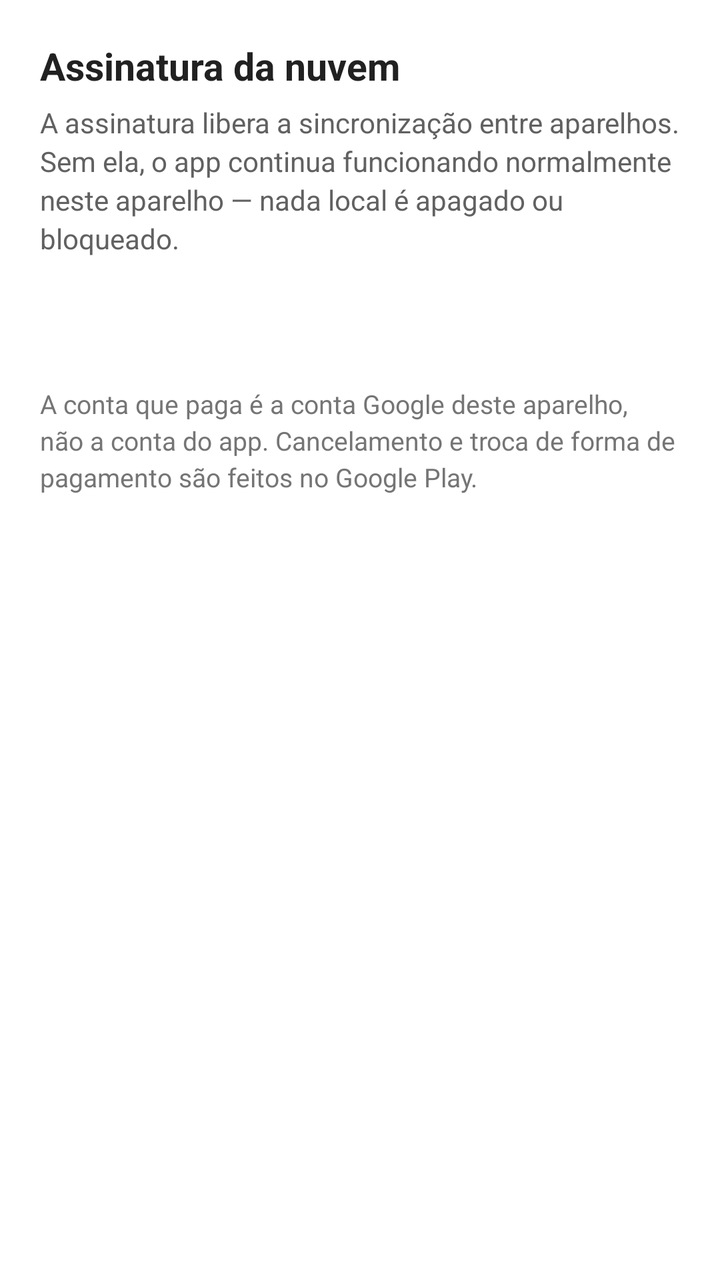
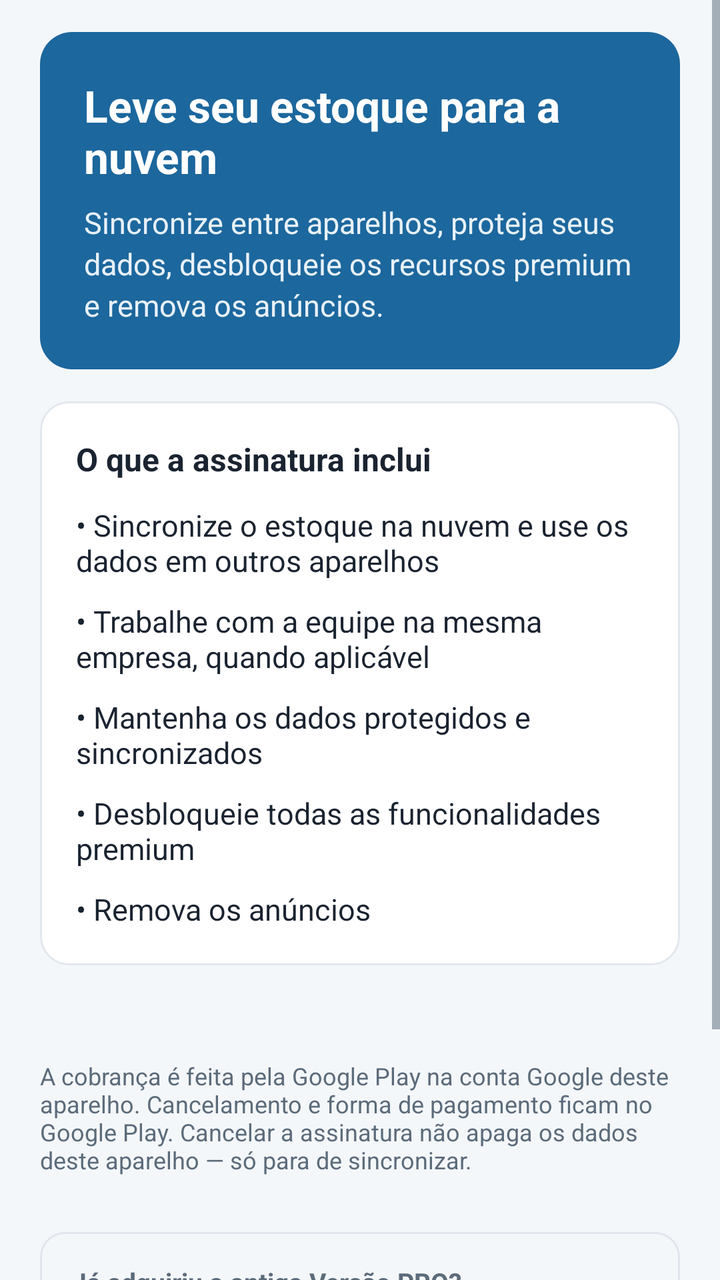

Two renders of the same Android screen: before a commit and after it. Below are the layout's source before the change and the commit's diff.
<!-- AndroidManifest.xml: application theme CustomActionBarTheme -->
<!-- res/layout/activity_subscription.xml -->
<?xml version="1.0" encoding="utf-8"?>
<ScrollView xmlns:android="http://schemas.android.com/apk/res/android"
    android:layout_width="match_parent"
    android:layout_height="match_parent"
    android:fitsSystemWindows="true"
    android:background="#FFFFFF">

    <LinearLayout
        android:layout_width="match_parent"
        android:layout_height="wrap_content"
        android:orientation="vertical"
        android:padding="20dp">

        <TextView
            android:layout_width="match_parent"
            android:layout_height="wrap_content"
            android:text="Assinatura da nuvem"
            android:textSize="19sp"
            android:textStyle="bold"
            android:textColor="#212121" />

        <TextView
            android:layout_width="match_parent"
            android:layout_height="wrap_content"
            android:layout_marginTop="6dp"
            android:textSize="14sp"
            android:textColor="#616161"
            android:lineSpacingExtra="3dp"
            android:text="A assinatura libera a sincronização entre aparelhos. Sem ela, o app continua funcionando normalmente neste aparelho — nada local é apagado ou bloqueado." />

        <TextView
            android:id="@+id/subscriptionState"
            android:layout_width="match_parent"
            android:layout_height="wrap_content"
            android:layout_marginTop="20dp"
            android:textSize="15sp"
            android:textColor="#212121"
            android:lineSpacingExtra="3dp" />

        <TextView
            android:id="@+id/subscriptionPrice"
            android:layout_width="match_parent"
            android:layout_height="wrap_content"
            android:layout_marginTop="12dp"
            android:textSize="16sp"
            android:textStyle="bold"
            android:textColor="#212121"
            android:visibility="gone" />

        <TextView
            android:id="@+id/subscriptionNotice"
            android:layout_width="match_parent"
            android:layout_height="wrap_content"
            android:layout_marginTop="12dp"
            android:textSize="14sp"
            android:textColor="#E65100"
            android:lineSpacingExtra="3dp"
            android:visibility="gone" />

        <Button
            android:id="@+id/subscribeButton"
            android:layout_width="match_parent"
            android:layout_height="wrap_content"
            android:layout_marginTop="20dp"
            android:text="Assinar"
            android:visibility="gone" />

        <Button
            android:id="@+id/restoreButton"
            android:layout_width="match_parent"
            android:layout_height="wrap_content"
            android:layout_marginTop="8dp"
            android:text="Restaurar compra"
            android:visibility="gone" />

        <Button
            android:id="@+id/manageButton"
            android:layout_width="match_parent"
            android:layout_height="wrap_content"
            android:layout_marginTop="8dp"
            android:text="Gerenciar no Google Play"
            android:visibility="gone" />

        <Button
            android:id="@+id/goAccountButton"
            android:layout_width="match_parent"
            android:layout_height="wrap_content"
            android:layout_marginTop="8dp"
            android:text="Abrir conta e sincronização"
            android:visibility="gone" />

        <ProgressBar
            android:id="@+id/progress"
            android:layout_width="wrap_content"
            android:layout_height="wrap_content"
            android:layout_gravity="center_horizontal"
            android:layout_marginTop="24dp"
            android:visibility="gone" />

        <TextView
            android:id="@+id/messageView"
            android:layout_width="match_parent"
            android:layout_height="wrap_content"
            android:layout_marginTop="16dp"
            android:textSize="14sp"
            android:textColor="#C62828"
            android:lineSpacingExtra="3dp"
            android:visibility="gone" />

        <TextView
            android:layout_width="match_parent"
            android:layout_height="wrap_content"
            android:layout_marginTop="24dp"
            android:textSize="13sp"
            android:textColor="#757575"
            android:lineSpacingExtra="3dp"
            android:text="A conta que paga é a conta Google deste aparelho, não a conta do app. Cancelamento e troca de forma de pagamento são feitos no Google Play." />

    </LinearLayout>

</ScrollView>
<!-- resources referenced by this layout -->
<resources>
  <style name="CustomActionBarTheme" parent="@style/Theme.AppCompat.Light.DarkActionBar">
          <item name="android:actionBarStyle">@style/MyActionBar</item>
          <item name="actionBarStyle">@style/MyActionBar</item>
          <item name="colorPrimary">@color/colorPrimary</item>
          <item name="colorPrimaryDark">@color/colorPrimaryDark</item>
          <item name="colorAccent">@color/colorAccent</item>
          
          <item name="android:statusBarColor">@color/system_bar</item>
          <item name="android:navigationBarColor">@color/system_bar</item>
          <item name="android:windowLightStatusBar">false</item>
          <item name="android:windowLightNavigationBar">false</item>
      </style>
  <color name="colorPrimary">#3F51B5</color>
  <color name="colorPrimaryDark">#303F9F</color>
  <color name="colorAccent">#225aa9</color>
  <color name="system_bar">#ff1c679d</color>
  <color name="colorActionBar">#ff1c679d</color>
  <!-- unchanged entries left out for length: 1 -->
</resources>

<!-- the commit's change to res/layout/activity_subscription.xml (unified diff, before → after) -->
@@ -1,92 +1,164 @@
 <?xml version="1.0" encoding="utf-8"?>
 <ScrollView xmlns:android="http://schemas.android.com/apk/res/android"
+    xmlns:tools="http://schemas.android.com/tools"
     android:layout_width="match_parent"
     android:layout_height="match_parent"
     android:fitsSystemWindows="true"
-    android:background="#FFFFFF">
+    android:background="@color/color_surface"
+    android:fillViewport="true">
 
     <LinearLayout
         android:layout_width="match_parent"
         android:layout_height="wrap_content"
         android:orientation="vertical"
-        android:padding="20dp">
-
-        <TextView
-            android:layout_width="match_parent"
-            android:layout_height="wrap_content"
-            android:text="Assinatura da nuvem"
-            android:textSize="19sp"
-            android:textStyle="bold"
-            android:textColor="#212121" />
-
-        <TextView
-            android:layout_width="match_parent"
-            android:layout_height="wrap_content"
-            android:layout_marginTop="6dp"
-            android:textSize="14sp"
-            android:textColor="#616161"
-            android:lineSpacingExtra="3dp"
-            android:text="A assinatura libera a sincronização entre aparelhos. Sem ela, o app continua funcionando normalmente neste aparelho — nada local é apagado ou bloqueado." />
+        android:paddingLeft="@dimen/screen_padding_horizontal"
+        android:paddingRight="@dimen/screen_padding_horizontal"
+        android:paddingTop="@dimen/screen_padding_top"
+        android:paddingBottom="@dimen/screen_padding_bottom">
+
+        <LinearLayout
+            android:layout_width="match_parent"
+            android:layout_height="wrap_content"
+            android:background="@drawable/bg_hero"
+            android:orientation="vertical"
+            android:padding="22dp">
+
+            <TextView
+                android:id="@+id/heroTitle"
+                android:layout_width="match_parent"
+                android:layout_height="wrap_content"
+                android:text="@string/subscription_hero_title"
+                android:textAppearance="@style/TextAppearance.Estoque.Title.OnBrand" />
+
+            <TextView
+                android:id="@+id/heroSubtitle"
+                android:layout_width="match_parent"
+                android:layout_height="wrap_content"
+                android:layout_marginTop="@dimen/field_gap"
+                android:text="@string/subscription_hero_subtitle"
+                android:textColor="@color/color_text_on_brand_muted"
+                android:textSize="15sp"
+                android:lineSpacingExtra="3dp" />
+        </LinearLayout>
+
+        <LinearLayout
+            android:layout_width="match_parent"
+            android:layout_height="wrap_content"
+            android:layout_marginTop="@dimen/section_gap"
+            android:background="@drawable/bg_surface"
+            android:orientation="vertical"
+            android:padding="@dimen/group_padding">
+
+            <TextView
+                android:layout_width="match_parent"
+                android:layout_height="wrap_content"
+                android:text="@string/subscription_benefits_title"
+                android:textAppearance="@style/TextAppearance.Estoque.Section"
+                android:layout_marginBottom="12dp" />
+
+            <TextView
+                android:layout_width="match_parent"
+                android:layout_height="wrap_content"
+                android:text="@string/subscription_benefit_sync"
+                android:textAppearance="@style/TextAppearance.Estoque.Body"
+                android:layout_marginBottom="@dimen/row_gap"
+                tools:ignore="UseCompatTextViewDrawableXml" />
+
+            <TextView
+                android:layout_width="match_parent"
+                android:layout_height="wrap_content"
+                android:text="@string/subscription_benefit_devices"
+                android:textAppearance="@style/TextAppearance.Estoque.Body"
+                android:layout_marginBottom="@dimen/row_gap" />
+
+            <TextView
+                android:layout_width="match_parent"
+                android:layout_height="wrap_content"
+                android:text="@string/subscription_benefit_backup"
+                android:textAppearance="@style/TextAppearance.Estoque.Body"
+                android:layout_marginBottom="@dimen/row_gap" />
+
+            <TextView
+                android:layout_width="match_parent"
+                android:layout_height="wrap_content"
+                android:text="@string/subscription_benefit_premium"
+                android:textAppearance="@style/TextAppearance.Estoque.Body"
+                android:layout_marginBottom="@dimen/row_gap" />
+
+            <TextView
+                android:layout_width="match_parent"
+                android:layout_height="wrap_content"
+                android:text="@string/subscription_benefit_ads"
+                android:textAppearance="@style/TextAppearance.Estoque.Body" />
+        </LinearLayout>
+
+        <TextView
+            android:id="@+id/subscriptionPrice"
+            android:layout_width="match_parent"
+            android:layout_height="wrap_content"
+            android:layout_marginTop="20dp"
+            android:gravity="center"
+            android:textAppearance="@style/TextAppearance.Estoque.Title"
+            android:visibility="gone" />
 
         <TextView
             android:id="@+id/subscriptionState"
             android:layout_width="match_parent"
             android:layout_height="wrap_content"
-            android:layout_marginTop="20dp"
-            android:textSize="15sp"
-            android:textColor="#212121"
-            android:lineSpacingExtra="3dp" />
-
-        <TextView
-            android:id="@+id/subscriptionPrice"
-            android:layout_width="match_parent"
-            android:layout_height="wrap_content"
-            android:layout_marginTop="12dp"
-            android:textSize="16sp"
-            android:textStyle="bold"
-            android:textColor="#212121"
-            android:visibility="gone" />
+            android:layout_marginTop="@dimen/row_gap"
+            android:textAppearance="@style/TextAppearance.Estoque.Supporting" />
 
         <TextView
             android:id="@+id/subscriptionNotice"
             android:layout_width="match_parent"
             android:layout_height="wrap_content"
-            android:layout_marginTop="12dp"
-            android:textSize="14sp"
-            android:textColor="#E65100"
-            android:lineSpacingExtra="3dp"
+            android:layout_marginTop="@dimen/row_gap"
+            android:textAppearance="@style/TextAppearance.Estoque.Warning"
             android:visibility="gone" />
 
         <Button
             android:id="@+id/subscribeButton"
-            android:layout_width="match_parent"
-            android:layout_height="wrap_content"
-            android:layout_marginTop="20dp"
-            android:text="Assinar"
+            style="@style/Widget.Estoque.Button.Primary"
+            android:layout_width="match_parent"
+            android:layout_height="wrap_content"
+            android:layout_marginTop="@dimen/section_gap"
+            android:text="@string/subscription_cta"
+            android:visibility="gone" />
+
+        <Button
+            android:id="@+id/goAccountButton"
+            style="@style/Widget.Estoque.Button.Primary"
+            android:layout_width="match_parent"
+            android:layout_height="wrap_content"
+            android:layout_marginTop="@dimen/section_gap"
+            android:text="@string/subscription_go_account"
             android:visibility="gone" />
 
         <Button
             android:id="@+id/restoreButton"
-            android:layout_width="match_parent"
-            android:layout_height="wrap_content"
-            android:layout_marginTop="8dp"
-            android:text="Restaurar compra"
+            style="@style/Widget.Estoque.Button.Secondary"
+            android:layout_width="match_parent"
+            android:layout_height="wrap_content"
+            android:layout_marginTop="@dimen/field_gap"
+            android:text="@string/subscription_restore"
             android:visibility="gone" />
 
         <Button
             android:id="@+id/manageButton"
-            android:layout_width="match_parent"
-            android:layout_height="wrap_content"
-            android:layout_marginTop="8dp"
-            android:text="Gerenciar no Google Play"
-            android:visibility="gone" />
-
-        <Button
-            android:id="@+id/goAccountButton"
-            android:layout_width="match_parent"
-            android:layout_height="wrap_content"
-            android:layout_marginTop="8dp"
-            android:text="Abrir conta e sincronização"
+            style="@style/Widget.Estoque.Button.Secondary"
+            android:layout_width="match_parent"
+            android:layout_height="wrap_content"
+            android:layout_marginTop="@dimen/field_gap"
+            android:text="@string/subscription_manage"
+            android:visibility="gone" />
+
+        <Button
+            android:id="@+id/retryButton"
+            style="@style/Widget.Estoque.Button.Secondary"
+            android:layout_width="match_parent"
+            android:layout_height="wrap_content"
+            android:layout_marginTop="@dimen/field_gap"
+            android:text="@string/subscription_retry"
             android:visibility="gone" />
 
         <ProgressBar
@@ -94,28 +166,63 @@
             android:layout_width="wrap_content"
             android:layout_height="wrap_content"
             android:layout_gravity="center_horizontal"
-            android:layout_marginTop="24dp"
+            android:layout_marginTop="@dimen/section_gap"
             android:visibility="gone" />
 
         <TextView
             android:id="@+id/messageView"
             android:layout_width="match_parent"
             android:layout_height="wrap_content"
-            android:layout_marginTop="16dp"
-            android:textSize="14sp"
-            android:textColor="#C62828"
-            android:lineSpacingExtra="3dp"
-            android:visibility="gone" />
-
-        <TextView
-            android:layout_width="match_parent"
-            android:layout_height="wrap_content"
-            android:layout_marginTop="24dp"
-            android:textSize="13sp"
-            android:textColor="#757575"
-            android:lineSpacingExtra="3dp"
-            android:text="A conta que paga é a conta Google deste aparelho, não a conta do app. Cancelamento e troca de forma de pagamento são feitos no Google Play." />
+            android:layout_marginTop="12dp"
+            android:textAppearance="@style/TextAppearance.Estoque.Error"
+            android:visibility="gone" />
+
+        <TextView
+            android:layout_width="match_parent"
+            android:layout_height="wrap_content"
+            android:layout_marginTop="18dp"
+            android:textAppearance="@style/TextAppearance.Estoque.Caption"
+            android:text="@string/subscription_legal" />
+
+        <LinearLayout
+            android:id="@+id/legacyProSection"
+            android:layout_width="match_parent"
+            android:layout_height="wrap_content"
+            android:layout_marginTop="28dp"
+            android:background="@drawable/bg_surface_muted"
+            android:orientation="vertical"
+            android:padding="@dimen/group_padding_compact">
+
+            <TextView
+                android:id="@+id/legacyProTitle"
+                android:layout_width="match_parent"
+                android:layout_height="wrap_content"
+                android:text="@string/subscription_legacy_title"
+                android:textAppearance="@style/TextAppearance.Estoque.Label"
+                android:textColor="@color/color_text_muted" />
+
+            <TextView
+                android:id="@+id/legacyProMessage"
+                android:layout_width="match_parent"
+                android:layout_height="wrap_content"
+                android:layout_marginTop="6dp"
+                android:text="@string/subscription_legacy_body"
+                android:textAppearance="@style/TextAppearance.Estoque.Caption" />
+
+            <TextView
+                android:id="@+id/restoreLegacyProButton"
+                android:layout_width="wrap_content"
+                android:layout_height="wrap_content"
+                android:layout_marginTop="@dimen/field_gap"
+                android:background="?attr/selectableItemBackground"
+                android:clickable="true"
+                android:focusable="true"
+                android:paddingTop="6dp"
+                android:paddingBottom="6dp"
+                android:text="@string/subscription_legacy_restore"
+                android:textColor="@color/color_brand"
+                android:textSize="13sp" />
+        </LinearLayout>
 
     </LinearLayout>
-
 </ScrollView>
<!-- resource entries referenced after the edit -->
@@ -1,22 +1,260 @@
 <!-- resources referenced by this layout -->
 <resources>
-  <style name="CustomActionBarTheme" parent="@style/Theme.AppCompat.Light.DarkActionBar">
+  <color name="color_brand">#1C679D</color>
+  <color name="color_surface">#F4F7FA</color>
+  <color name="color_text_muted">#5C6B7A</color>
+  <color name="color_text_on_brand_muted">#E8F1F8</color>
+  <dimen name="field_gap">8dp</dimen>
+  <dimen name="group_padding">18dp</dimen>
+  <dimen name="group_padding_compact">16dp</dimen>
+  <dimen name="row_gap">10dp</dimen>
+  <dimen name="screen_padding_bottom">28dp</dimen>
+  <dimen name="screen_padding_horizontal">20dp</dimen>
+  <dimen name="screen_padding_top">16dp</dimen>
+  <dimen name="section_gap">16dp</dimen>
+  <!-- drawable bg_hero (drawable) -->
+  <?xml version="1.0" encoding="utf-8"?>
+  <shape xmlns:android="http://schemas.android.com/apk/res/android"
+      android:shape="rectangle">
+      <solid android:color="@color/color_brand" />
+      <corners android:radius="@dimen/radius_hero" />
+  </shape>
+  <!-- drawable bg_surface (drawable) -->
+  <?xml version="1.0" encoding="utf-8"?>
+  <shape xmlns:android="http://schemas.android.com/apk/res/android"
+      android:shape="rectangle">
+      <solid android:color="@color/color_surface_content" />
+      <corners android:radius="@dimen/radius_surface" />
+      <stroke
+          android:width="@dimen/stroke_width"
+          android:color="@color/color_border" />
+  </shape>
+  <!-- drawable bg_surface_muted (drawable) -->
+  <?xml version="1.0" encoding="utf-8"?>
+  <shape xmlns:android="http://schemas.android.com/apk/res/android"
+      android:shape="rectangle">
+      <solid android:color="@color/color_surface" />
+      <corners android:radius="@dimen/radius_muted" />
+      <stroke
+          android:width="@dimen/stroke_width"
+          android:color="@color/color_border_muted" />
+  </shape>
+  <string name="subscription_benefit_ads">• Remova os anúncios</string>
+  <string name="subscription_benefit_backup">• Mantenha os dados protegidos e sincronizados</string>
+  <string name="subscription_benefit_devices">• Trabalhe com a equipe na mesma empresa, quando aplicável</string>
+  <string name="subscription_benefit_premium">• Desbloqueie todas as funcionalidades premium</string>
+  <string name="subscription_benefit_sync">• Sincronize o estoque na nuvem e use os dados em outros aparelhos</string>
+  <string name="subscription_benefits_title">O que a assinatura inclui</string>
+  <string name="subscription_cta">Assinar</string>
+  <string name="subscription_go_account">Entrar para assinar</string>
+  <string name="subscription_hero_subtitle">Sincronize entre aparelhos, proteja seus dados, desbloqueie os recursos premium e remova os anúncios.</string>
+  <string name="subscription_hero_title">Leve seu estoque para a nuvem</string>
+  <string name="subscription_legacy_body">Essa compra não está mais à venda. Se você já a fez, recupere-a aqui para manter os recursos premium e a ausência de anúncios. A sincronização em nuvem continua exigindo assinatura.</string>
+  <string name="subscription_legacy_restore">Recuperar compra antiga</string>
+  <string name="subscription_legacy_title">Já adquiriu a antiga Versão PRO?</string>
+  <string name="subscription_legal">A cobrança é feita pela Google Play na conta Google deste aparelho. Cancelamento e forma de pagamento ficam no Google Play. Cancelar a assinatura não apaga os dados deste aparelho — só para de sincronizar.</string>
+  <string name="subscription_manage">Gerenciar no Google Play</string>
+  <string name="subscription_restore">Restaurar assinatura</string>
+  <string name="subscription_retry">Tentar novamente</string>
+  <style name="TextAppearance.Estoque.Body">
+          <item name="android:textSize">15sp</item>
+          <item name="android:textColor">@color/color_text</item>
+          <item name="android:lineSpacingExtra">2dp</item>
+      </style>
+  <style name="TextAppearance.Estoque.Caption">
+          <item name="android:textSize">12sp</item>
+          <item name="android:textColor">@color/color_text_muted</item>
+          <item name="android:lineSpacingExtra">3dp</item>
+      </style>
+  <style name="TextAppearance.Estoque.Error">
+          <item name="android:textSize">14sp</item>
+          <item name="android:textColor">@color/color_error</item>
+          <item name="android:lineSpacingExtra">3dp</item>
+      </style>
+  <style name="TextAppearance.Estoque.Label">
+          <item name="android:textSize">13sp</item>
+          <item name="android:textStyle">bold</item>
+          <item name="android:textColor">@color/color_brand</item>
+      </style>
+  <style name="TextAppearance.Estoque.Section">
+          <item name="android:textSize">16sp</item>
+          <item name="android:textStyle">bold</item>
+          <item name="android:textColor">@color/color_text</item>
+      </style>
+  <style name="TextAppearance.Estoque.Supporting">
+          <item name="android:textSize">14sp</item>
+          <item name="android:textColor">@color/color_text_muted</item>
+          <item name="android:lineSpacingExtra">3dp</item>
+      </style>
+  <style name="TextAppearance.Estoque.Title">
+          <item name="android:textSize">22sp</item>
+          <item name="android:textStyle">bold</item>
+          <item name="android:textColor">@color/color_text</item>
+          <item name="android:lineSpacingExtra">2dp</item>
+      </style>
+  <style name="TextAppearance.Estoque.Title.OnBrand">
+          <item name="android:textSize">22sp</item>
+          <item name="android:textStyle">bold</item>
+          <item name="android:textColor">@color/color_text_on_brand</item>
+          <item name="android:lineSpacingExtra">2dp</item>
+      </style>
+  <style name="TextAppearance.Estoque.Warning">
+          <item name="android:textSize">14sp</item>
+          <item name="android:textColor">@color/color_warning</item>
+          <item name="android:lineSpacingExtra">3dp</item>
+      </style>
+  <style name="Widget.Estoque.Button.Primary" parent="Widget.AppCompat.Button">
+          <item name="android:background">@drawable/bg_button_primary</item>
+          <item name="android:textColor">@color/button_primary_text</item>
+          <item name="android:textAllCaps">false</item>
+          <item name="android:textSize">16sp</item>
+          <item name="android:textStyle">bold</item>
+          <item name="android:paddingTop">@dimen/button_padding_vertical</item>
+          <item name="android:paddingBottom">@dimen/button_padding_vertical</item>
+          <item name="android:minHeight">@dimen/button_min_height</item>
+          <item name="android:stateListAnimator">@null</item>
+          <item name="android:elevation">0dp</item>
+      </style>
+  <style name="Widget.Estoque.Button.Secondary" parent="Widget.AppCompat.Button">
+          <item name="android:background">@drawable/bg_button_secondary</item>
+          <item name="android:textColor">@color/button_secondary_text</item>
+          <item name="android:textAllCaps">false</item>
+          <item name="android:textSize">15sp</item>
+          <item name="android:paddingTop">@dimen/button_padding_vertical_secondary</item>
+          <item name="android:paddingBottom">@dimen/button_padding_vertical_secondary</item>
+          <item name="android:minHeight">@dimen/button_min_height</item>
+          <item name="android:stateListAnimator">@null</item>
+          <item name="android:elevation">0dp</item>
+      </style>
+  <style name="CustomActionBarTheme" parent="Theme.MaterialComponents.Light.DarkActionBar.Bridge">
           <item name="android:actionBarStyle">@style/MyActionBar</item>
           <item name="actionBarStyle">@style/MyActionBar</item>
           <item name="colorPrimary">@color/colorPrimary</item>
           <item name="colorPrimaryDark">@color/colorPrimaryDark</item>
           <item name="colorAccent">@color/colorAccent</item>
+          <item name="android:windowBackground">@color/color_surface</item>
+          <item name="colorControlActivated">@color/color_brand</item>
+          <item name="colorControlNormal">@color/color_text_muted</item>
+          <item name="android:textColorPrimary">@color/color_text</item>
+          <item name="android:textColorSecondary">@color/color_text_muted</item>
+          <item name="buttonStyle">@style/Widget.Estoque.Button.Primary</item>
+          <item name="android:buttonStyle">@style/Widget.Estoque.Button.Primary</item>
+          <item name="materialButtonStyle">@style/Widget.Estoque.Button.Primary</item>
+          <item name="alertDialogTheme">@style/Theme.Estoque.Dialog</item>
+          <item name="android:alertDialogTheme">@style/Theme.Estoque.Dialog</item>
+          <item name="textInputStyle">@style/Widget.Estoque.TextInputLayout</item>
+          
+          <item name="viewInflaterClass">androidx.appcompat.app.AppCompatViewInflater</item>
           
           <item name="android:statusBarColor">@color/system_bar</item>
           <item name="android:navigationBarColor">@color/system_bar</item>
           <item name="android:windowLightStatusBar">false</item>
           <item name="android:windowLightNavigationBar">false</item>
       </style>
-  <color name="colorPrimary">#3F51B5</color>
-  <color name="colorPrimaryDark">#303F9F</color>
-  <color name="colorAccent">#225aa9</color>
-  <color name="system_bar">#ff1c679d</color>
-  <color name="colorActionBar">#ff1c679d</color>
+  <dimen name="radius_hero">16dp</dimen>
+  <color name="color_surface_content">#FFFFFF</color>
+  <dimen name="radius_surface">14dp</dimen>
+  <dimen name="stroke_width">1dp</dimen>
+  <color name="color_border">#E3E8EE</color>
+  <dimen name="radius_muted">12dp</dimen>
+  <color name="color_border_muted">#E0E6ED</color>
+  <color name="color_text">#1A2330</color>
+  <color name="color_error">#C62828</color>
+  <color name="color_text_on_brand">#FFFFFF</color>
+  <color name="color_warning">#E65100</color>
+  <!-- drawable bg_button_primary (drawable) -->
+  <?xml version="1.0" encoding="utf-8"?>
+  <ripple xmlns:android="http://schemas.android.com/apk/res/android"
+      android:color="@color/color_ripple_on_brand">
+      <item android:id="@android:id/mask">
+          <shape android:shape="rectangle">
+              <solid android:color="@android:color/white" />
+              <corners android:radius="@dimen/radius_button" />
+          </shape>
+      </item>
+      <item>
+          <selector>
+              <item android:state_enabled="false">
+                  <shape android:shape="rectangle">
+                      <solid android:color="@color/color_disabled" />
+                      <corners android:radius="@dimen/radius_button" />
+                  </shape>
+              </item>
+              <item>
+                  <shape android:shape="rectangle">
+                      <solid android:color="@color/color_brand" />
+                      <corners android:radius="@dimen/radius_button" />
+                  </shape>
+              </item>
+          </selector>
+      </item>
+  </ripple>
+  <dimen name="button_padding_vertical">14dp</dimen>
+  <dimen name="button_min_height">48dp</dimen>
+  <!-- drawable bg_button_secondary (drawable) -->
+  <?xml version="1.0" encoding="utf-8"?>
+  <ripple xmlns:android="http://schemas.android.com/apk/res/android"
+      android:color="@color/color_ripple_brand">
+      <item android:id="@android:id/mask">
+          <shape android:shape="rectangle">
+              <solid android:color="@android:color/white" />
+              <corners android:radius="@dimen/radius_button" />
+          </shape>
+      </item>
+      <item>
+          <selector>
+              <item android:state_enabled="false">
+                  <shape android:shape="rectangle">
+                      <solid android:color="@android:color/transparent" />
+                      <corners android:radius="@dimen/radius_button" />
+                      <stroke
+                          android:width="@dimen/stroke_width_button"
+                          android:color="@color/color_disabled" />
+                  </shape>
+              </item>
+              <item>
+                  <shape android:shape="rectangle">
+                      <solid android:color="@android:color/transparent" />
+                      <corners android:radius="@dimen/radius_button" />
+                      <stroke
+                          android:width="@dimen/stroke_width_button"
+                          android:color="@color/color_brand" />
+                  </shape>
+              </item>
+          </selector>
+      </item>
+  </ripple>
+  <dimen name="button_padding_vertical_secondary">12dp</dimen>
+  <color name="colorPrimary">@color/color_brand</color>
+  <color name="colorPrimaryDark">@color/color_brand_dark</color>
+  <color name="colorAccent">@color/color_brand</color>
+  <style name="Theme.Estoque.Dialog" parent="Theme.MaterialComponents.Light.Dialog.Alert.Bridge">
+          <item name="colorAccent">@color/color_brand</item>
+          <item name="colorPrimary">@color/color_brand</item>
+          <item name="android:textColorPrimary">@color/color_text</item>
+          <item name="android:windowBackground">@color/color_surface_content</item>
+          <item name="textInputStyle">@style/Widget.Estoque.TextInputLayout</item>
+          <item name="viewInflaterClass">androidx.appcompat.app.AppCompatViewInflater</item>
+      </style>
+  <style name="Widget.Estoque.TextInputLayout" parent="Widget.MaterialComponents.TextInputLayout.OutlinedBox">
+          <item name="boxStrokeColor">@color/input_stroke</item>
+          <item name="hintTextColor">@color/color_brand</item>
+          <item name="android:textColorHint">@color/color_text_muted</item>
+          <item name="boxCornerRadiusTopStart">@dimen/radius_button</item>
+          <item name="boxCornerRadiusTopEnd">@dimen/radius_button</item>
+          <item name="boxCornerRadiusBottomStart">@dimen/radius_button</item>
+          <item name="boxCornerRadiusBottomEnd">@dimen/radius_button</item>
+          <item name="boxStrokeWidth">@dimen/stroke_width</item>
+          <item name="boxStrokeWidthFocused">@dimen/stroke_width_button</item>
+      </style>
+  <color name="system_bar">@color/color_brand</color>
+  <color name="color_ripple_on_brand">#33FFFFFF</color>
+  <dimen name="radius_button">10dp</dimen>
+  <color name="color_disabled">#C5CDD6</color>
+  <color name="color_ripple_brand">#331C679D</color>
+  <dimen name="stroke_width_button">1.5dp</dimen>
+  <color name="colorActionBar">@color/color_brand</color>
+  <color name="color_brand_dark">#15537E</color>
   <!-- unchanged entries left out for length: 1 -->
 </resources>
 
